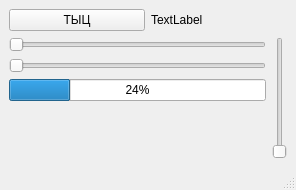
This is Lesson_5/mainwindow.ui in rtkachuk/NG_2024_Roman_Tkachuk as Qt 5 draws it before an edit. The edited form follows.
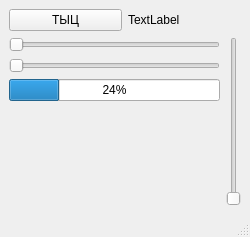
This is the edited form.

The edit to the form file:
```diff
--- a/Lesson_5/mainwindow.ui
+++ b/Lesson_5/mainwindow.ui
@@ -6,8 +6,8 @@
    <rect>
     <x>0</x>
     <y>0</y>
-    <width>296</width>
-    <height>190</height>
+    <width>250</width>
+    <height>237</height>
    </rect>
   </property>
   <property name="windowTitle">
```
Left out of the diff: 2 changed lines with no effect on the pictures.
